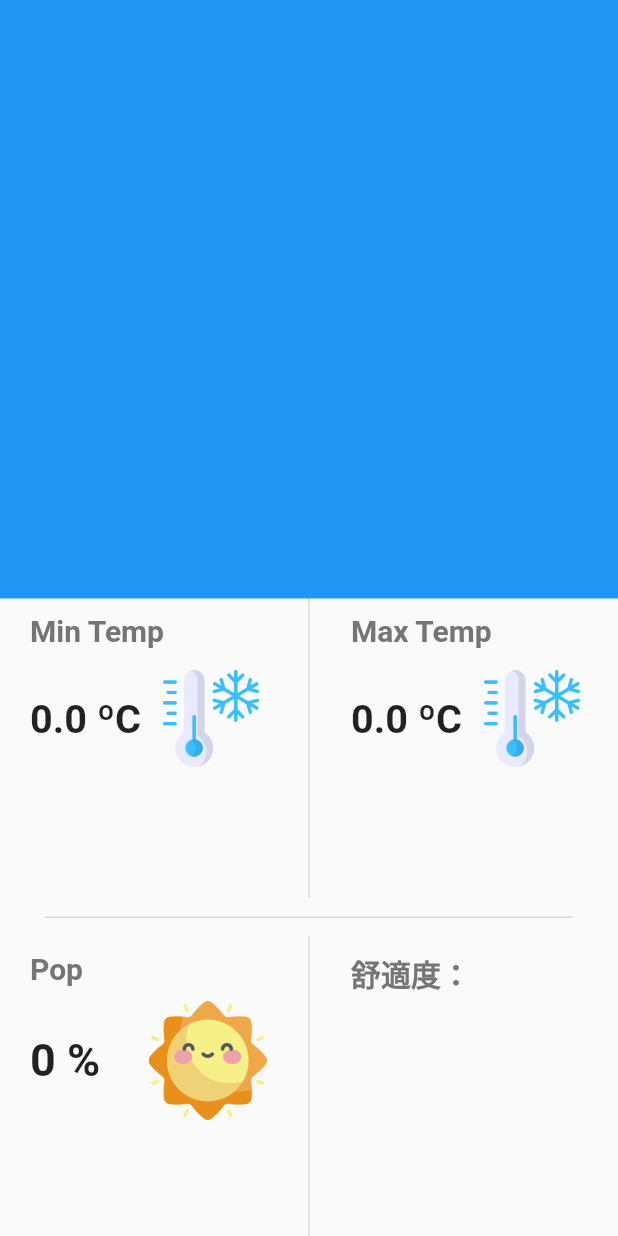
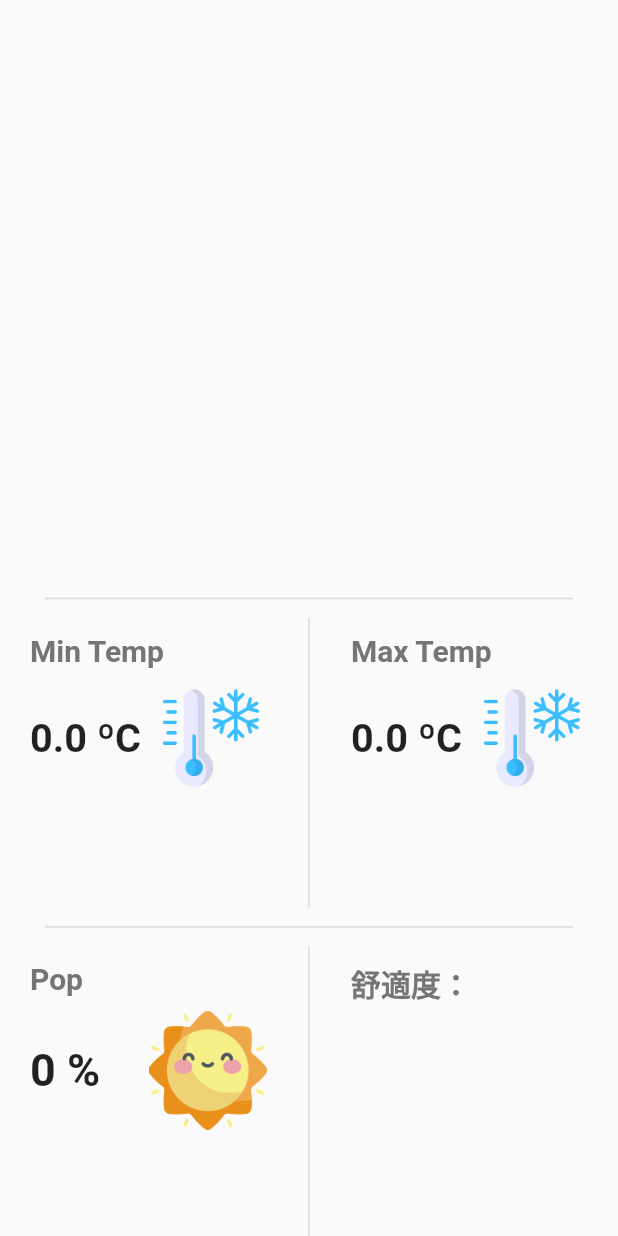
Before and after one commit to Lichyo/weather_forecast, a Flutter app: the ForecastPage widget shown alone on an empty page, opened directly with empty values, on a phone screen of 412 x 824 dp. Run offline on Flutter 3.47's test engine with Material 2 defaults, Android fonts, the phone set to English and light mode, and no system bars; our stand-ins replace dio, google_fonts, lottie; network calls fail; Roboto replaces fonts that are missing (Ubuntu).

Commit message:
upload cute fontFamily

```diff
--- a/lib/view/forecast_page.dart
+++ b/lib/view/forecast_page.dart
@@ -1,4 +1,5 @@
 import 'package:flutter/material.dart';
+import 'package:google_fonts/google_fonts.dart';
 import 'package:weather_forecast/model/weather.dart';
 import 'package:weather_forecast/components/pop_container.dart';
 import 'package:weather_forecast/components/temp_container.dart';
@@ -19,8 +20,26 @@ class ForecastPage extends StatelessWidget {
         children: [
           Expanded(
             flex: 2,
-            child: Container(
-              color: Colors.blue,
+            child: Column(
+              children: [
+                Text(
+                  _weather.locationName,
+                  style: const TextStyle(
+                    fontFamily: 'cute',
+                    fontSize: 50.0,
+                  ),
+                  textAlign: TextAlign.left,
+                ),
+              ],
+            ),
+          ),
+          const Padding(
+            padding: EdgeInsets.symmetric(
+              vertical: 5,
+              horizontal: 30.0,
+            ),
+            child: Divider(
+              thickness: 1,
             ),
           ),
           Expanded(
```
Also changed, not shown: pubspec.yaml (+4 -4 lines), 1 other file.
